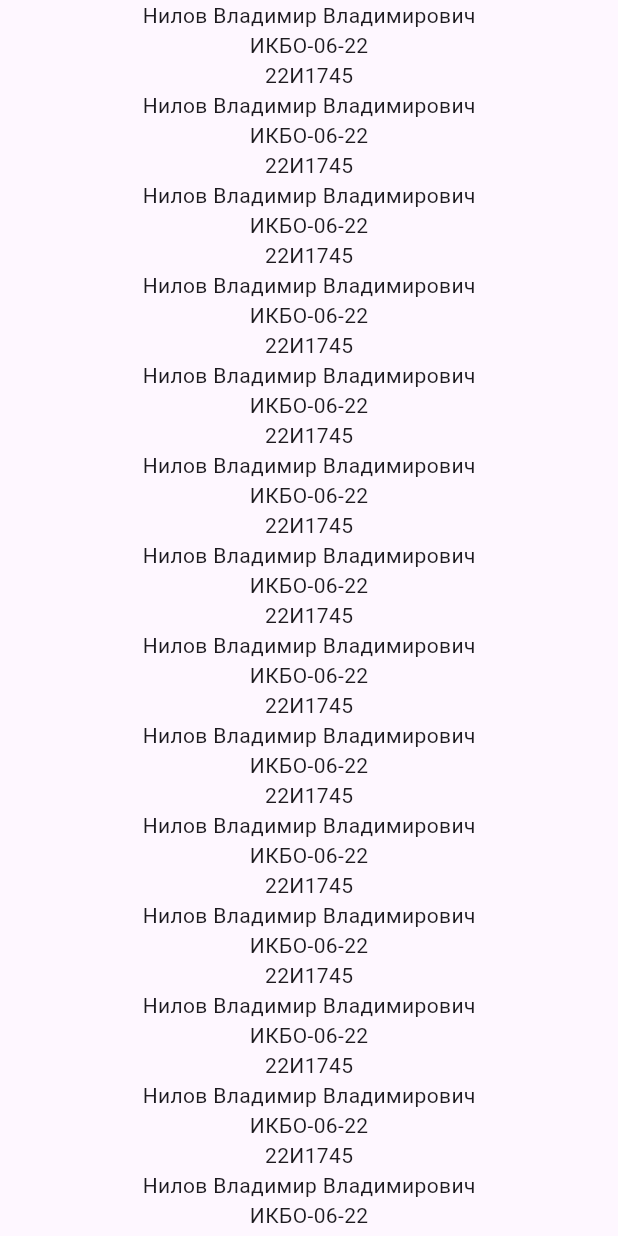
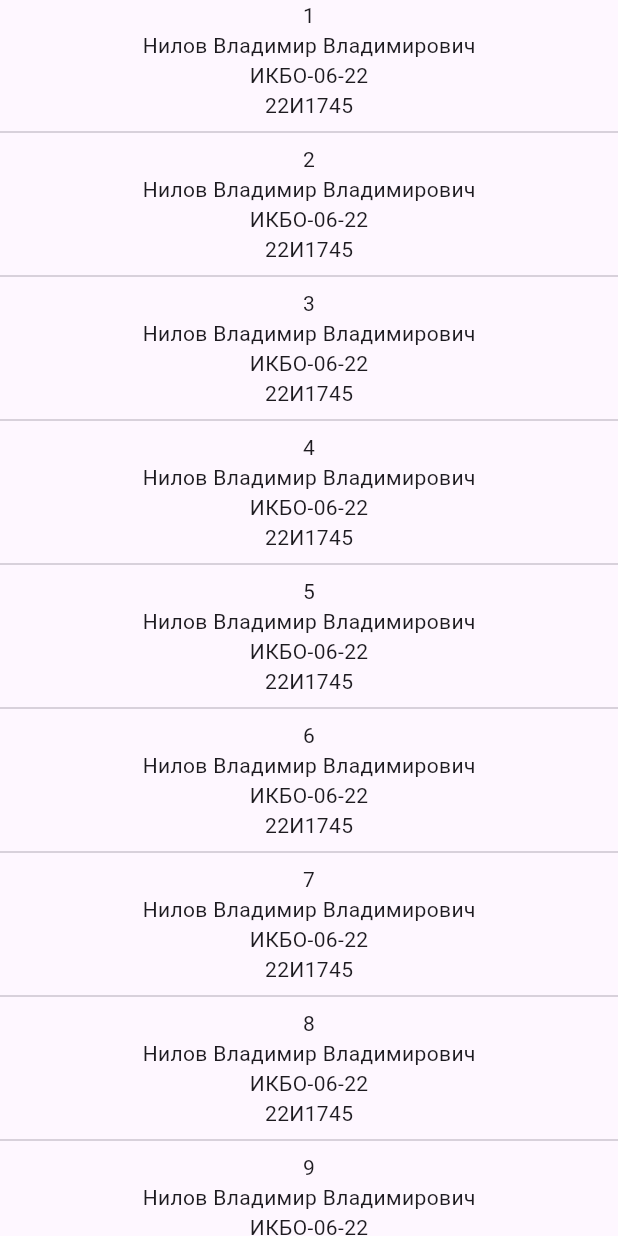
Before and after one commit to Voldemar-exe/rkmp_learn_flutter, a Flutter app: the TestListingWidgetScreen screen opened directly, on a phone screen of 412 x 824 dp. Run offline on Flutter 3.47's test engine with Material 3 defaults, Android fonts, the phone set to English and light mode, and no system bars.

```diff
--- a/lib/test_widget/test_pract4_screen.dart
+++ b/lib/test_widget/test_pract4_screen.dart
@@ -7,16 +7,24 @@ class TestListingWidgetScreen extends StatelessWidget {
   Widget build(BuildContext context) {
     return Scaffold(
       body: Center(
-        child: Column(
-          mainAxisAlignment: MainAxisAlignment.center,
-          children: [
-            for (int i = 1; i <= 50; i++) ...[
-              Text("Нилов Владимир Владимирович"),
-              Text("ИКБО-06-22"),
-              Text("22И1745"),
-            ],
-          ],
+        child: ListView.separated(
+          itemCount: 50,
+          itemBuilder: (context, index) {
+            final number = index + 1;
+            return Column(
+              children: [
+                Text("$number"),
+                Text("Нилов Владимир Владимирович"),
+                Text("ИКБО-06-22"),
+                Text("22И1745"),
+              ],
+            );
+          },
+          separatorBuilder: (context, index) {
+            return const Divider();
+          },
         ),
+
       ),
     );
   }
```
